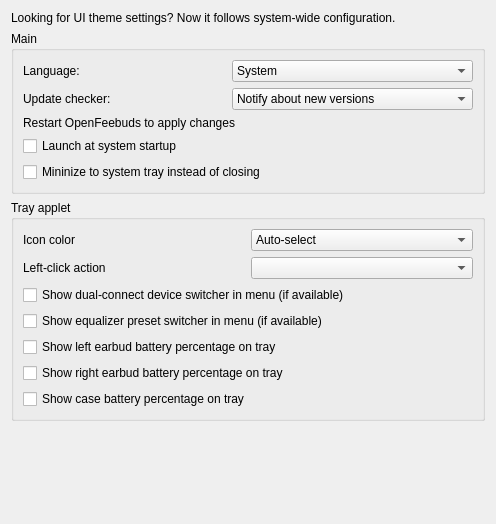
Before: the Qt Designer form openfreebuds_qt/designer/ui_settings.ui in sinanakyazici/OpenFreebuds, drawn with Qt 5.
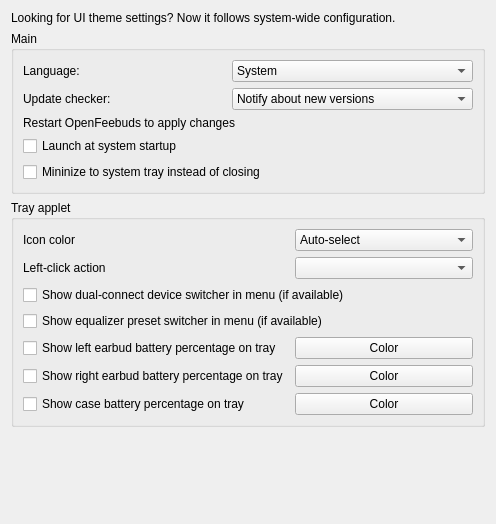
After: the same form once the commit is applied.

Commit message:
Add color picker for each battery percentage indicator
- Removed duplicate return statement in create_battery_percentage_icon
- Added color parameter to create_battery_percentage_icon function
- Added color picker buttons next to each battery checkbox in UI settings
- Each battery indicator (left, right, case) now has its own color setting
- Colors are saved in config and applied when drawing battery icons
- Default color remains green (#00FF00)

```diff
--- a/openfreebuds_qt/designer/ui_settings.ui
+++ b/openfreebuds_qt/designer/ui_settings.ui
@@ -149,27 +149,57 @@
         </property>
        </widget>
       </item>
-      <item row="4" column="0" colspan="2">
+      <item row="4" column="0">
        <widget class="QCheckBox" name="tray_show_left_battery">
         <property name="text">
          <string>Show left earbud battery percentage on tray</string>
         </property>
        </widget>
       </item>
-      <item row="5" column="0" colspan="2">
+      <item row="4" column="1">
+       <widget class="QPushButton" name="tray_left_battery_color_button">
+        <property name="text">
+         <string>Color</string>
+        </property>
+        <property name="maximumWidth">
+         <number>80</number>
+        </property>
+       </widget>
+      </item>
+      <item row="5" column="0">
        <widget class="QCheckBox" name="tray_show_right_battery">
         <property name="text">
          <string>Show right earbud battery percentage on tray</string>
         </property>
        </widget>
       </item>
-      <item row="6" column="0" colspan="2">
+      <item row="5" column="1">
+       <widget class="QPushButton" name="tray_right_battery_color_button">
+        <property name="text">
+         <string>Color</string>
+        </property>
+        <property name="maximumWidth">
+         <number>80</number>
+        </property>
+       </widget>
+      </item>
+      <item row="6" column="0">
        <widget class="QCheckBox" name="tray_show_case_battery">
         <property name="text">
          <string>Show case battery percentage on tray</string>
         </property>
        </widget>
       </item>
+      <item row="6" column="1">
+       <widget class="QPushButton" name="tray_case_battery_color_button">
+        <property name="text">
+         <string>Color</string>
+        </property>
+        <property name="maximumWidth">
+         <number>80</number>
+        </property>
+       </widget>
+      </item>
      </layout>
     </widget>
    </item>
```
The commit also changes 3 other files.
